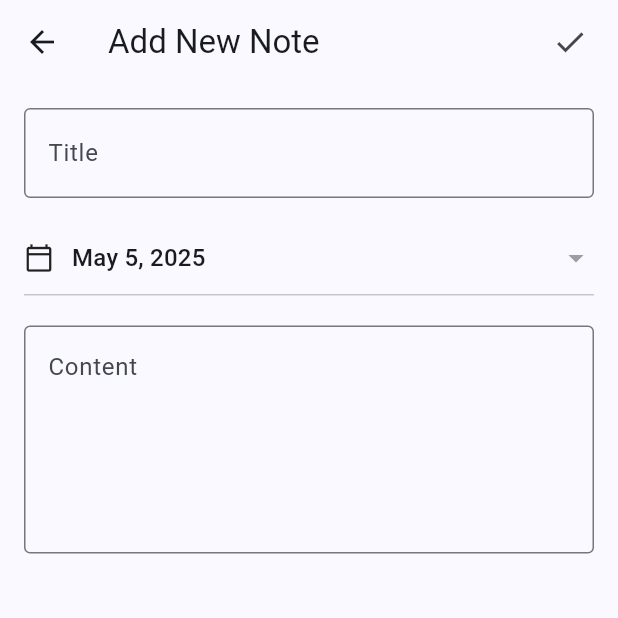
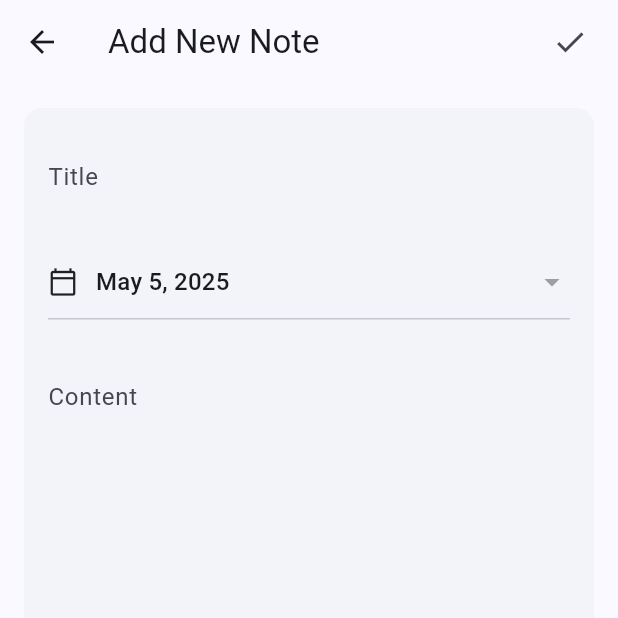
Before and after one commit to FlamingWater35/NotesApp, a Flutter app: the AddNoteScreen screen opened directly, on a phone screen of 412 x 824 dp, the top half of it. Run offline on Flutter 3.47's test engine with Material 3 defaults, Android fonts, the phone set to English and light mode, and no system bars; our stand-ins replace animated_list_plus, animated_text_kit, device_info_plus, file_picker, flutter_riverpod, open_filex and 4 more; accounts and stored records are empty.

Commit message:
Update add note screen

```diff
--- a/lib/add_note_screen.dart
+++ b/lib/add_note_screen.dart
@@ -188,6 +188,11 @@ class _AddNoteScreenState extends ConsumerState<AddNoteScreen> {
         body: SafeArea(
           child: Padding(
             padding: const EdgeInsets.all(16.0),
+            child: Card(
+              elevation: 0,
+              margin: EdgeInsets.zero,
+              child: Padding(
+                padding: const EdgeInsets.all(16.0),
                 child: ListView(
                   children: <Widget>[
                     // Title TextField
@@ -196,7 +201,8 @@ class _AddNoteScreenState extends ConsumerState<AddNoteScreen> {
                       decoration: const InputDecoration(
                         labelText: 'Title',
                         hintText: 'Enter note title',
-                    border: OutlineInputBorder(),
+                        border: InputBorder.none,
+                        filled: false,
                       ),
                       style: Theme.of(context).textTheme.titleLarge,
                       textCapitalization: TextCapitalization.sentences,
@@ -230,7 +236,7 @@ class _AddNoteScreenState extends ConsumerState<AddNoteScreen> {
                       ),
                     ),
                     const Divider(height: 1),
-                const SizedBox(height: 20.0),
+                    const SizedBox(height: 16.0),
 
                     // Content TextField
                     TextField(
@@ -238,17 +244,19 @@ class _AddNoteScreenState extends ConsumerState<AddNoteScreen> {
                       decoration: const InputDecoration(
                         labelText: 'Content',
                         hintText: 'Enter your note details...',
-                    border: OutlineInputBorder(),
+                        border: InputBorder.none,
+                        filled: false,
                         alignLabelWithHint: true,
                       ),
-                  maxLines: 20,
-                  minLines: 5,
+                      maxLines: null,
+                      minLines: 15,
                       keyboardType: TextInputType.multiline,
                       style: Theme.of(context).textTheme.bodyLarge,
                       textCapitalization: TextCapitalization.sentences,
                     ),
-                const SizedBox(height: 16.0),
                   ],
+                ),
+              ),
             ),
           ),
         ),
--- a/lib/edit_note_screen.dart
+++ b/lib/edit_note_screen.dart
@@ -297,9 +297,8 @@ class _EditNoteScreenState extends ConsumerState<EditNoteScreen> {
                                 border: InputBorder.none,
                                 filled: false,
                               ),
-                              style: Theme.of(context).textTheme.headlineSmall,
+                              style: Theme.of(context).textTheme.titleLarge,
                               textCapitalization: TextCapitalization.sentences,
-                              maxLines: 1,
                             ),
                             const SizedBox(height: 16.0),
 
@@ -342,8 +341,8 @@ class _EditNoteScreenState extends ConsumerState<EditNoteScreen> {
                                 filled: false,
                                 alignLabelWithHint: true,
                               ),
-                              maxLines: 20,
-                              minLines: 5,
+                              maxLines: null,
+                              minLines: 15,
                               keyboardType: TextInputType.multiline,
                               textCapitalization: TextCapitalization.sentences,
                               style: Theme.of(context).textTheme.bodyLarge,
```
Lines whose indentation alone changed are shown as unchanged.
